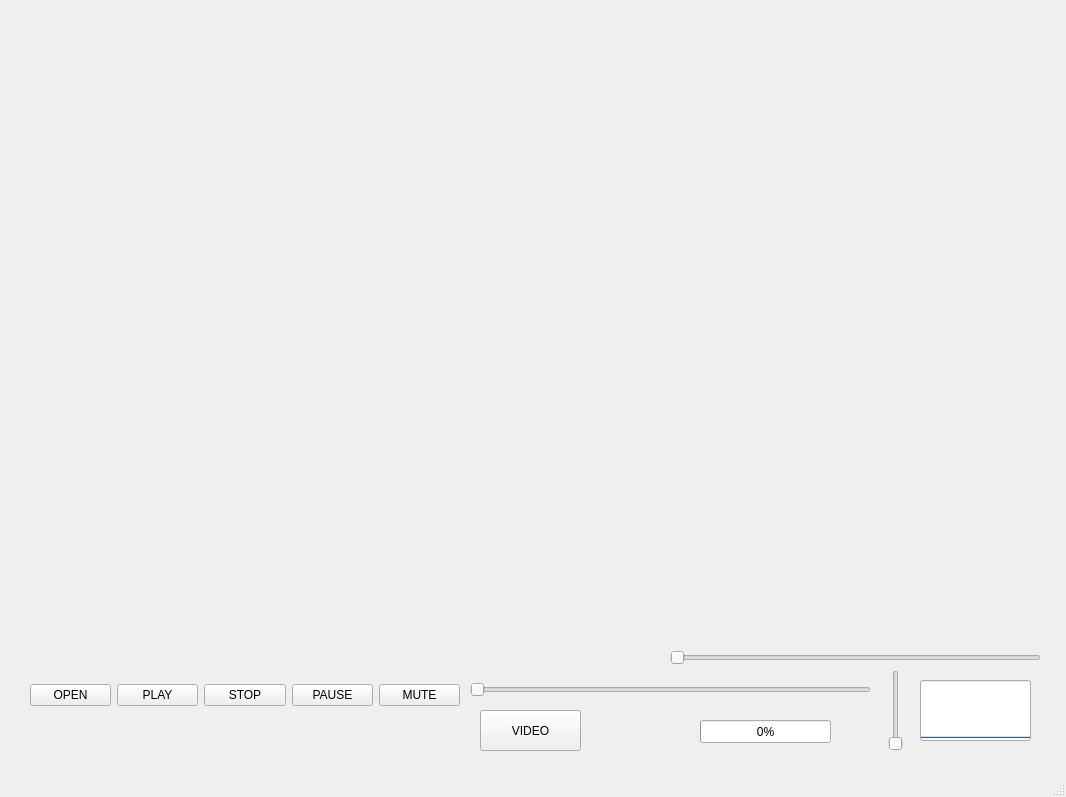
Old version of the form soft336SLplayer/mainwindow.ui in the repository LalinduWenasara/VideoPlayer.
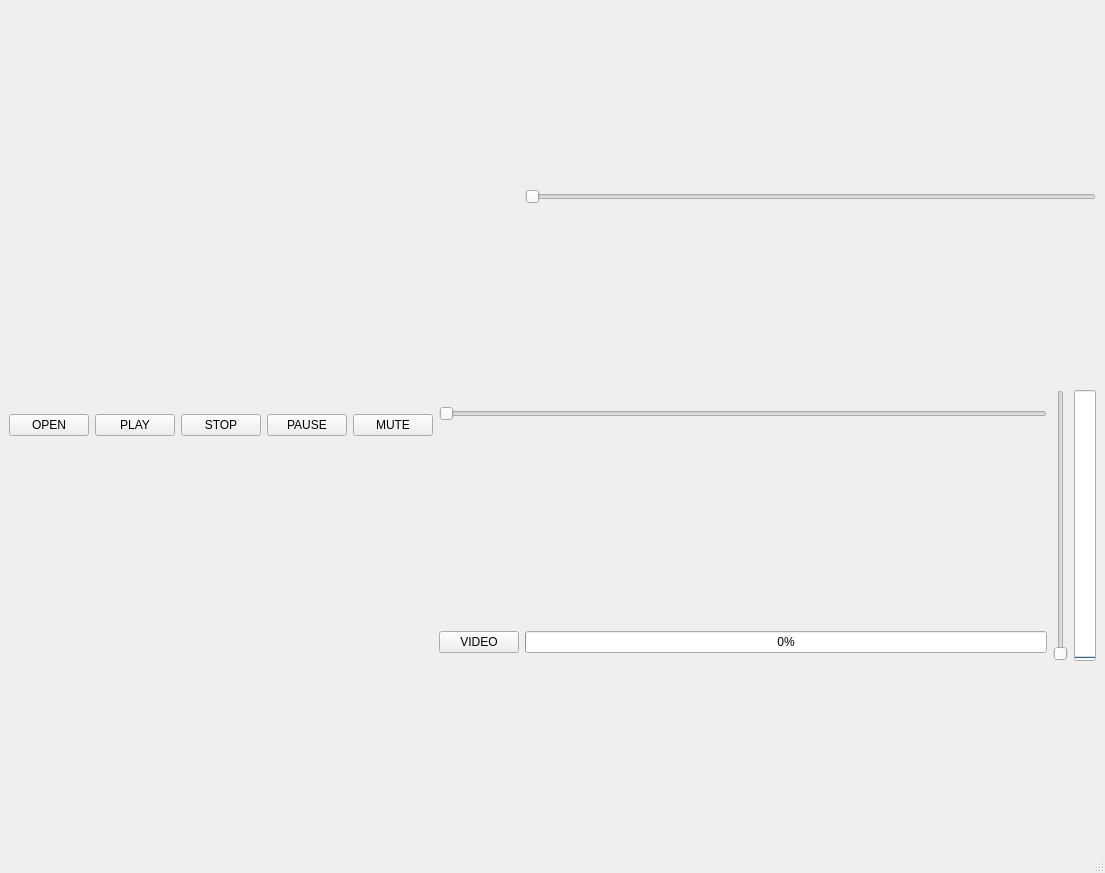
New version of the form.

Commit message: layout error fixed now video widget adjust according to  the  window size

Patch:
```diff
--- a/soft336SLplayer/mainwindow.ui
+++ b/soft336SLplayer/mainwindow.ui
@@ -6,8 +6,8 @@
    <rect>
     <x>0</x>
     <y>0</y>
-    <width>1066</width>
-    <height>797</height>
+    <width>1105</width>
+    <height>873</height>
    </rect>
   </property>
   <property name="acceptDrops">
@@ -20,28 +20,91 @@
    <bool>false</bool>
   </property>
   <widget class="QWidget" name="centralwidget">
+   <layout class="QGridLayout" name="gridLayout">
+    <item row="1" column="0" rowspan="3">
+     <layout class="QHBoxLayout" name="horizontalLayout">
+      <item>
+       <widget class="QPushButton" name="openBtn">
+        <property name="text">
+         <string>OPEN</string>
+        </property>
+       </widget>
+      </item>
+      <item>
+       <widget class="QPushButton" name="playBtn2">
+        <property name="text">
+         <string>PLAY</string>
+        </property>
+       </widget>
+      </item>
+      <item>
+       <widget class="QPushButton" name="stopBtn">
+        <property name="text">
+         <string>STOP</string>
+        </property>
+       </widget>
+      </item>
+      <item>
+       <widget class="QPushButton" name="pauseBtn">
+        <property name="text">
+         <string>PAUSE</string>
+        </property>
+       </widget>
+      </item>
+      <item>
+       <widget class="QPushButton" name="muteBtn">
+        <property name="text">
+         <string>MUTE</string>
+        </property>
+       </widget>
+      </item>
+     </layout>
+    </item>
+    <item row="2" column="1" colspan="2">
+     <widget class="QSlider" name="positionSdr">
+      <property name="autoFillBackground">
+       <bool>false</bool>
+      </property>
+      <property name="minimum">
+       <number>1</number>
+      </property>
+      <property name="maximum">
+       <number>100</number>
+      </property>
+      <property name="orientation">
+       <enum>Qt::Horizontal</enum>
+      </property>
+      <property name="invertedAppearance">
+       <bool>false</bool>
+      </property>
+      <property name="invertedControls">
+       <bool>false</bool>
+      </property>
+     </widget>
+    </item>
+    <item row="3" column="2">
+     <widget class="QProgressBar" name="playProgress">
+      <property name="value">
+       <number>0</number>
+      </property>
+     </widget>
+    </item>
+    <item row="3" column="1">
    <widget class="QPushButton" name="playBtn">
-    <property name="geometry">
-     <rect>
-      <x>480</x>
-      <y>710</y>
-      <width>101</width>
-      <height>41</height>
-     </rect>
-    </property>
     <property name="text">
      <string>VIDEO</string>
     </property>
    </widget>
+    </item>
+    <item row="2" column="3" rowspan="2">
+     <widget class="QSlider" name="verticalSlider">
+      <property name="orientation">
+       <enum>Qt::Vertical</enum>
+      </property>
+     </widget>
+    </item>
+    <item row="2" column="4" rowspan="2">
    <widget class="QProgressBar" name="vprogress">
-    <property name="geometry">
-     <rect>
-      <x>920</x>
-      <y>680</y>
-      <width>111</width>
-      <height>61</height>
-     </rect>
-    </property>
     <property name="palette">
      <palette>
       <active>
@@ -95,116 +158,18 @@
      <enum>Qt::Vertical</enum>
     </property>
    </widget>
-   <widget class="QWidget" name="horizontalLayoutWidget">
-    <property name="geometry">
-     <rect>
-      <x>30</x>
-      <y>660</y>
-      <width>430</width>
-      <height>71</height>
-     </rect>
-    </property>
-    <layout class="QHBoxLayout" name="horizontalLayout">
-     <item>
-      <widget class="QPushButton" name="openBtn">
-       <property name="text">
-        <string>OPEN</string>
-       </property>
-      </widget>
-     </item>
-     <item>
-      <widget class="QPushButton" name="playBtn2">
-       <property name="text">
-        <string>PLAY</string>
-       </property>
-      </widget>
-     </item>
-     <item>
-      <widget class="QPushButton" name="stopBtn">
-       <property name="text">
-        <string>STOP</string>
-       </property>
-      </widget>
-     </item>
-     <item>
-      <widget class="QPushButton" name="pauseBtn">
-       <property name="text">
-        <string>PAUSE</string>
-       </property>
-      </widget>
-     </item>
-     <item>
-      <widget class="QPushButton" name="muteBtn">
-       <property name="text">
-        <string>MUTE</string>
-       </property>
-      </widget>
-     </item>
-    </layout>
-   </widget>
+    </item>
+    <item row="1" column="2" colspan="3">
    <widget class="QSlider" name="volumeSdr">
-    <property name="geometry">
-     <rect>
-      <x>670</x>
-      <y>650</y>
-      <width>371</width>
-      <height>16</height>
-     </rect>
-    </property>
     <property name="orientation">
      <enum>Qt::Horizontal</enum>
     </property>
    </widget>
-   <widget class="QProgressBar" name="playProgress">
-    <property name="geometry">
-     <rect>
-      <x>700</x>
-      <y>720</y>
-      <width>131</width>
-      <height>23</height>
-     </rect>
-    </property>
-    <property name="value">
-     <number>0</number>
-    </property>
-   </widget>
-   <widget class="QWidget" name="verticalLayoutWidget">
-    <property name="geometry">
-     <rect>
-      <x>10</x>
-      <y>10</y>
-      <width>1041</width>
-      <height>631</height>
-     </rect>
-    </property>
+    </item>
+    <item row="0" column="0" colspan="5">
     <layout class="QVBoxLayout" name="verticalLayout"/>
-   </widget>
-   <widget class="QSlider" name="verticalSlider">
-    <property name="geometry">
-     <rect>
-      <x>880</x>
-      <y>670</y>
-      <width>31</width>
-      <height>81</height>
-     </rect>
-    </property>
-    <property name="orientation">
-     <enum>Qt::Vertical</enum>
-    </property>
-   </widget>
-   <widget class="QSlider" name="positionSdr">
-    <property name="geometry">
-     <rect>
-      <x>470</x>
-      <y>680</y>
-      <width>401</width>
-      <height>20</height>
-     </rect>
-    </property>
-    <property name="orientation">
-     <enum>Qt::Horizontal</enum>
-    </property>
-   </widget>
+    </item>
+   </layout>
   </widget>
   <widget class="QMenuBar" name="menubar">
    <property name="geometry">
```
Left out of the diff: 2 changed lines with no effect on the pictures. Lines whose indentation alone changed are shown as unchanged. The commit also changes 2 other files.
